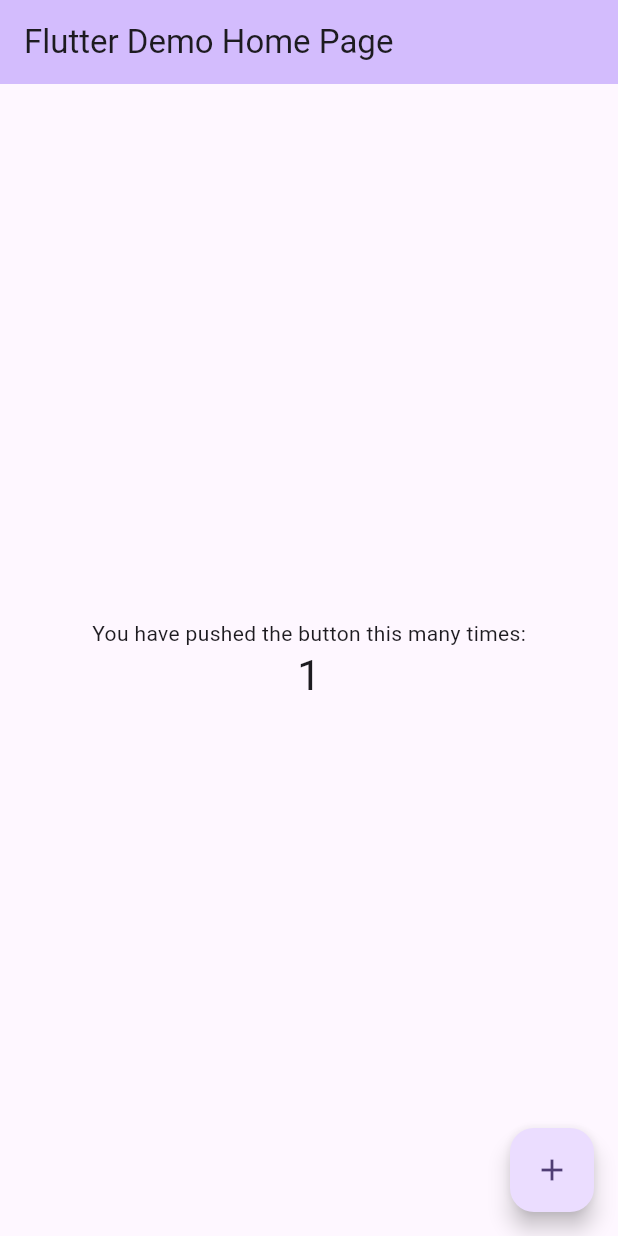
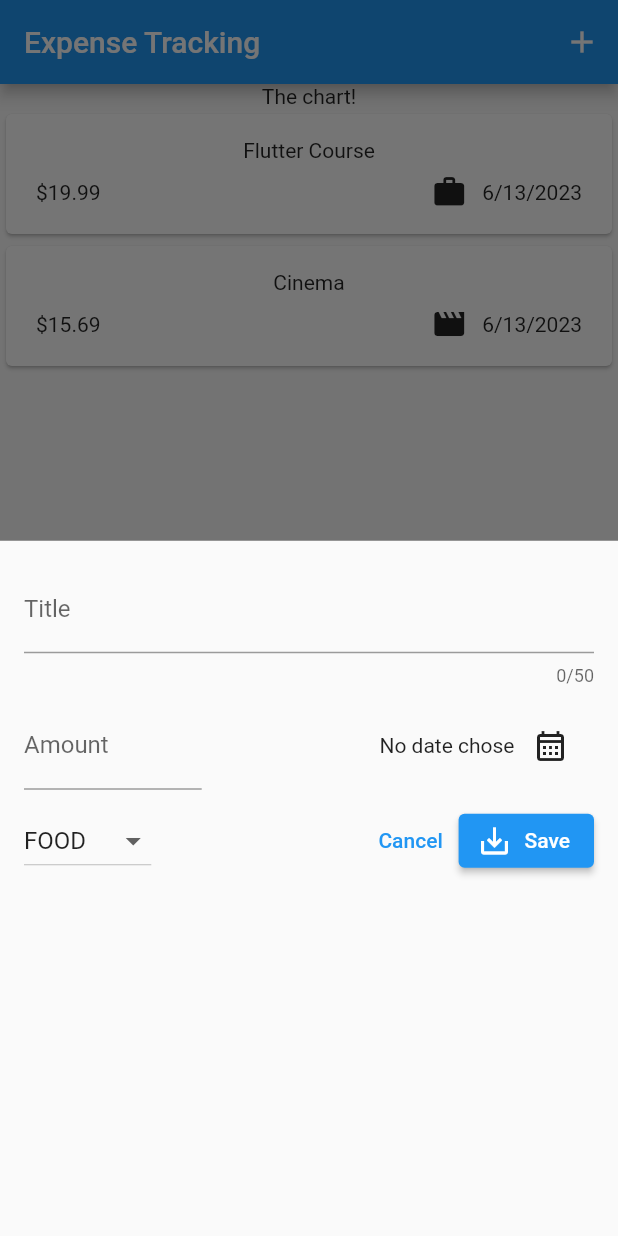
Before and after one commit to NhatPhamTan/EXPENSE_TRACKER, a Flutter app: the screen it shows after launch, after a tap on the "add" icon, on a phone screen of 412 x 824 dp. Run offline on Flutter 3.47's test engine with Material 2 defaults, Android fonts, the phone set to English and light mode, and no system bars.

Commit message:
Add pop-up screen to add new expense.

```diff
--- a/lib/main.dart
+++ b/lib/main.dart
@@ -1,125 +1,11 @@
 import 'package:flutter/material.dart';
 
+import 'package:expense_tracker/widget/expenses.dart';
+
 void main() {
-  runApp(const MyApp());
+  runApp(
+    const MaterialApp(
+      home: Expenses(),
+    ),
+  );
 }
-
-class MyApp extends StatelessWidget {
-  const MyApp({super.key});
-
-  // This widget is the root of your application.
-  @override
-  Widget build(BuildContext context) {
-    return MaterialApp(
-      title: 'Flutter Demo',
-      theme: ThemeData(
-        // This is the theme of your application.
-        //
-        // TRY THIS: Try running your application with "flutter run". You'll see
-        // the application has a blue toolbar. Then, without quitting the app,
-        // try changing the seedColor in the colorScheme below to Colors.green
-        // and then invoke "hot reload" (save your changes or press the "hot
-        // reload" button in a Flutter-supported IDE, or press "r" if you used
-        // the command line to start the app).
-        //
-        // Notice that the counter didn't reset back to zero; the application
-        // state is not lost during the reload. To reset the state, use hot
-        // restart instead.
-        //
-        // This works for code too, not just values: Most code changes can be
-        // tested with just a hot reload.
-        colorScheme: ColorScheme.fromSeed(seedColor: Colors.deepPurple),
-        useMaterial3: true,
-      ),
-      home: const MyHomePage(title: 'Flutter Demo Home Page'),
-    );
-  }
-}
-
-class MyHomePage extends StatefulWidget {
-  const MyHomePage({super.key, required this.title});
-
-  // This widget is the home page of your application. It is stateful, meaning
-  // that it has a State object (defined below) that contains fields that affect
-  // how it looks.
-
-  // This class is the configuration for the state. It holds the values (in this
-  // case the title) provided by the parent (in this case the App widget) and
-  // used by the build method of the State. Fields in a Widget subclass are
-  // always marked "final".
-
-  final String title;
-
-  @override
-  State<MyHomePage> createState() => _MyHomePageState();
-}
-
-class _MyHomePageState extends State<MyHomePage> {
-  int _counter = 0;
-
-  void _incrementCounter() {
-    setState(() {
-      // This call to setState tells the Flutter framework that something has
-      // changed in this State, which causes it to rerun the build method below
-      // so that the display can reflect the updated values. If we changed
-      // _counter without calling setState(), then the build method would not be
-      // called again, and so nothing would appear to happen.
-      _counter++;
-    });
-  }
-
-  @override
-  Widget build(BuildContext context) {
-    // This method is rerun every time setState is called, for instance as done
-    // by the _incrementCounter method above.
-    //
-    // The Flutter framework has been optimized to make rerunning build methods
-    // fast, so that you can just rebuild anything that needs updating rather
-    // than having to individually change instances of widgets.
-    return Scaffold(
-      appBar: AppBar(
-        // TRY THIS: Try changing the color here to a specific color (to
-        // Colors.amber, perhaps?) and trigger a hot reload to see the AppBar
-        // change color while the other colors stay the same.
-        backgroundColor: Theme.of(context).colorScheme.inversePrimary,
-        // Here we take the value from the MyHomePage object that was created by
-        // the App.build method, and use it to set our appbar title.
-        title: Text(widget.title),
-      ),
-      body: Center(
-        // Center is a layout widget. It takes a single child and positions it
-        // in the middle of the parent.
-        child: Column(
-          // Column is also a layout widget. It takes a list of children and
-          // arranges them vertically. By default, it sizes itself to fit its
-          // children horizontally, and tries to be as tall as its parent.
-          //
-          // Column has various properties to control how it sizes itself and
-          // how it positions its children. Here we use mainAxisAlignment to
-          // center the children vertically; the main axis here is the vertical
-          // axis because Columns are vertical (the cross axis would be
-          // horizontal).
-          //
-          // TRY THIS: Invoke "debug painting" (choose the "Toggle Debug Paint"
-          // action in the IDE, or press "p" in the console), to see the
-          // wireframe for each widget.
-          mainAxisAlignment: MainAxisAlignment.center,
-          children: <Widget>[
-            const Text(
-              'You have pushed the button this many times:',
-            ),
-            Text(
-              '$_counter',
-              style: Theme.of(context).textTheme.headlineMedium,
-            ),
-          ],
-        ),
-      ),
-      floatingActionButton: FloatingActionButton(
-        onPressed: _incrementCounter,
-        tooltip: 'Increment',
-        child: const Icon(Icons.add),
-      ), // This trailing comma makes auto-formatting nicer for build methods.
-    );
-  }
-}
--- /dev/null
+++ b/lib/models/expense.dart
@@ -0,0 +1,37 @@
+import 'package:flutter/material.dart';
+
+import 'package:uuid/uuid.dart';
+import 'package:intl/intl.dart';
+
+const uuid = Uuid();
+
+final formated = DateFormat.yMd();
+
+enum Category {food, travel, leisure, work}
+
+const categoryIcon = {
+  Category.food: Icons.lunch_dining,
+  Category.travel: Icons.flight_class_rounded,
+  Category.leisure: Icons.movie,
+  Category.work: Icons.work
+};
+
+class Expense {
+  Expense({
+    required this.amount,
+    required this.title,
+    required this.date,
+    required this.category,
+  }) : id = uuid.v4();
+
+
+  final String id;
+  final String title;
+  final double amount;
+  final DateTime date;
+  final Category category;
+
+  String get formattedDate {
+    return formated.format(date);
+  }
+}
--- /dev/null
+++ b/lib/widget/add_new_expense.dart
@@ -0,0 +1,128 @@
+import 'package:flutter/material.dart';
+
+import 'package:expense_tracker/models/expense.dart';
+
+class NewExpense extends StatefulWidget {
+  const NewExpense({super.key});
+
+  @override
+  State<StatefulWidget> createState() {
+    return _NewExpenseState();
+  }
+}
+
+class _NewExpenseState extends State<NewExpense> {
+  final _titleController = TextEditingController();
+  final _amountController = TextEditingController();
+  var _selectedCategory = Category.food;
+  DateTime? _selectedDate;
+
+  void _openSelectDateDialog() async {
+    final initDate = DateTime.now();
+    final firstDate = DateTime(DateTime.now().year, 1, 1);
+    final lastDate = DateTime(DateTime.now().year + 100, 12, 31);
+    final pickedDate = await showDatePicker(
+        context: context,
+        initialDate: initDate,
+        firstDate: firstDate,
+        lastDate: lastDate);
+    setState(() {
+      _selectedDate = pickedDate;
+    });
+  }
+
+  @override
+  void dispose() {
+    _titleController.dispose();
+    _amountController.dispose();
+    super.dispose();
+  }
+
+  @override
+  Widget build(BuildContext context) {
+    return Padding(
+      padding: const EdgeInsets.all(16),
+      child: Column(
+        children: [
+          TextField(
+            controller: _titleController,
+            maxLength: 50,
+            decoration: const InputDecoration(
+              label: Text('Title'),
+            ),
+          ),
+          const SizedBox(
+            height: 10,
+          ),
+          Row(
+            children: [
+              Expanded(
+                child: TextField(
+                  controller: _amountController,
+                  keyboardType: TextInputType.number,
+                  decoration: const InputDecoration(
+                    prefixText: '\$',
+                    label: Text('Amount'),
+                  ),
+                ),
+              ),
+              const Spacer(),
+              Text(
+                _selectedDate == null
+                    ? 'No date chose'
+                    : formated.format(_selectedDate!),
+              ),
+              IconButton(
+                onPressed: _openSelectDateDialog,
+                icon: const Icon(Icons.calendar_month_outlined),
+              ),
+              const SizedBox(
+                width: 5,
+              ),
+            ],
+          ),
+          const SizedBox(
+            height: 10,
+          ),
+          Row(
+            children: [
+              DropdownButton(
+                value: _selectedCategory,
+                items: Category.values
+                    .map((category) => DropdownMenuItem(
+                          value: category,
+                          child: Text(category.name.toUpperCase()),
+                        ))
+                    .toList(),
+                onChanged: (value) {
+                  if (value == null) {
+                    return;
+                  }
+                  setState(() {
+                    _selectedCategory = value;
+                  });
+                },
+              ),
+              const Spacer(),
+              Row(
+                children: [
+                  TextButton(
+                    onPressed: () {
+                      Navigator.pop(context);
+                    },
+                    child: const Text('Cancel'),
+                  ),
+                  ElevatedButton.icon(
+                    onPressed: () {},
+                    icon: const Icon(Icons.save_alt_outlined),
+                    label: const Text('Save'),
+                  ),
+                ],
+              ),
+            ],
+          ),
+        ],
+      ),
+    );
+  }
+}
--- /dev/null
+++ b/lib/widget/expense_list/expense_item.dart
@@ -0,0 +1,38 @@
+import 'package:flutter/material.dart';
+
+import 'package:expense_tracker/models/expense.dart';
+class ExpenseItem extends StatelessWidget {
+  const ExpenseItem({super.key, required this.expense});
+  final Expense expense;
+
+  @override
+  Widget build(BuildContext context) {
+    return Card(
+      child: Padding(
+        padding: const EdgeInsets.symmetric(
+          horizontal: 20,
+          vertical: 16,
+        ),
+        child: Column(
+          children: [
+            Text(expense.title),
+            const SizedBox(height: 8,),
+            Row(
+              children: [
+                Text('\$${expense.amount.toStringAsFixed(2)}'),
+                const Spacer(),
+                Row(
+                  children: [
+                    Icon(categoryIcon[expense.category]),
+                    const SizedBox(width: 10,),
+                    Text(expense.formattedDate),
+                  ],
+                ),
+              ],
+            ),
+          ],
+        ),
+      ),
+    );
+  }
+}
--- /dev/null
+++ b/lib/widget/expense_list/expense_list.dart
@@ -0,0 +1,18 @@
+import 'package:flutter/material.dart';
+
+import 'package:expense_tracker/models/expense.dart';
+import 'package:expense_tracker/widget/expense_list/expense_item.dart';
+
+class ExpenseList extends StatelessWidget {
+  const ExpenseList({super.key, required this.expenses});
+
+  final List<Expense> expenses;
+
+  @override
+  Widget build(BuildContext context) {
+    return ListView.builder(
+      itemCount: expenses.length,
+      itemBuilder: (context, index) => ExpenseItem(expense: expenses[index],),
+    );
+  }
+}
--- /dev/null
+++ b/lib/widget/expenses.dart
@@ -0,0 +1,64 @@
+
+import 'package:expense_tracker/widget/add_new_expense.dart';
+import 'package:flutter/material.dart';
+
+import 'package:expense_tracker/widget/expense_list/expense_list.dart';
+import 'package:expense_tracker/models/expense.dart';
+
+class Expenses extends StatefulWidget {
+  const Expenses({super.key});
+
+  @override
+  State<Expenses> createState() {
+    return _ExpensesState();
+  }
+}
+
+class _ExpensesState extends State<Expenses> {
+  final List<Expense> _registeredExpenses = [
+    Expense(
+      title: 'Flutter Course',
+      amount: 19.99,
+      date: DateTime.now(),
+      category: Category.work,
+    ),
+    Expense(
+      title: 'Cinema',
+      amount: 15.69,
+      date: DateTime.now(),
+      category: Category.leisure,
+    ),
+  ];
+
+  void _openAddExpenseOverlay() {
+    showModalBottomSheet(
+      context: context,
+      builder: (ctx) => const NewExpense(),
+    );
+  }
+
+  @override
+  Widget build(context) {
+    return Scaffold(
+      appBar: AppBar(
+        title: const Text('Expense Tracking'),
+        actions: [
+          IconButton(
+            onPressed: _openAddExpenseOverlay,
+            icon: const Icon(Icons.add),
+          ),
+        ],
+      ),
+      body: Column(
+        children: [
+          const Text('The chart!'),
+          Expanded(
+            child: ExpenseList(
+              expenses: _registeredExpenses,
+            ),
+          ),
+        ],
+      ),
+    );
+  }
+}
--- a/pubspec.yaml
+++ b/pubspec.yaml
@@ -35,6 +35,8 @@ dependencies:
   # The following adds the Cupertino Icons font to your application.
   # Use with the CupertinoIcons class for iOS style icons.
   cupertino_icons: ^1.0.2
+  uuid: ^3.0.7
+  intl: ^0.18.1
 
 dev_dependencies:
   flutter_test:
```
Also changed, not shown: pubspec.lock.
